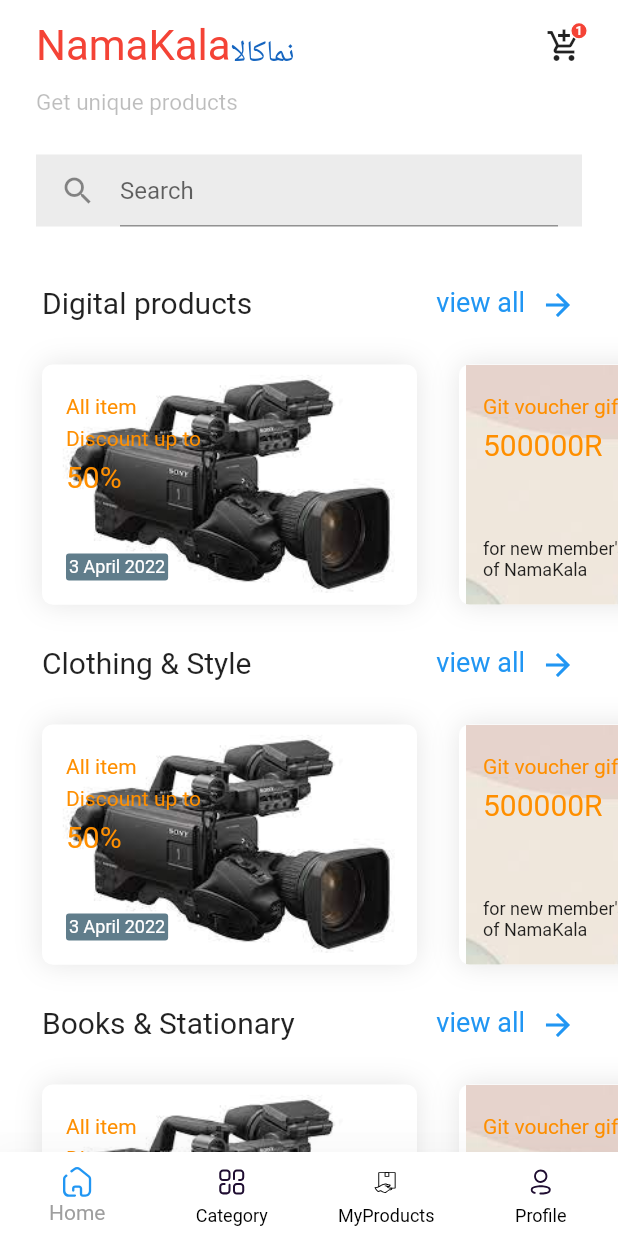
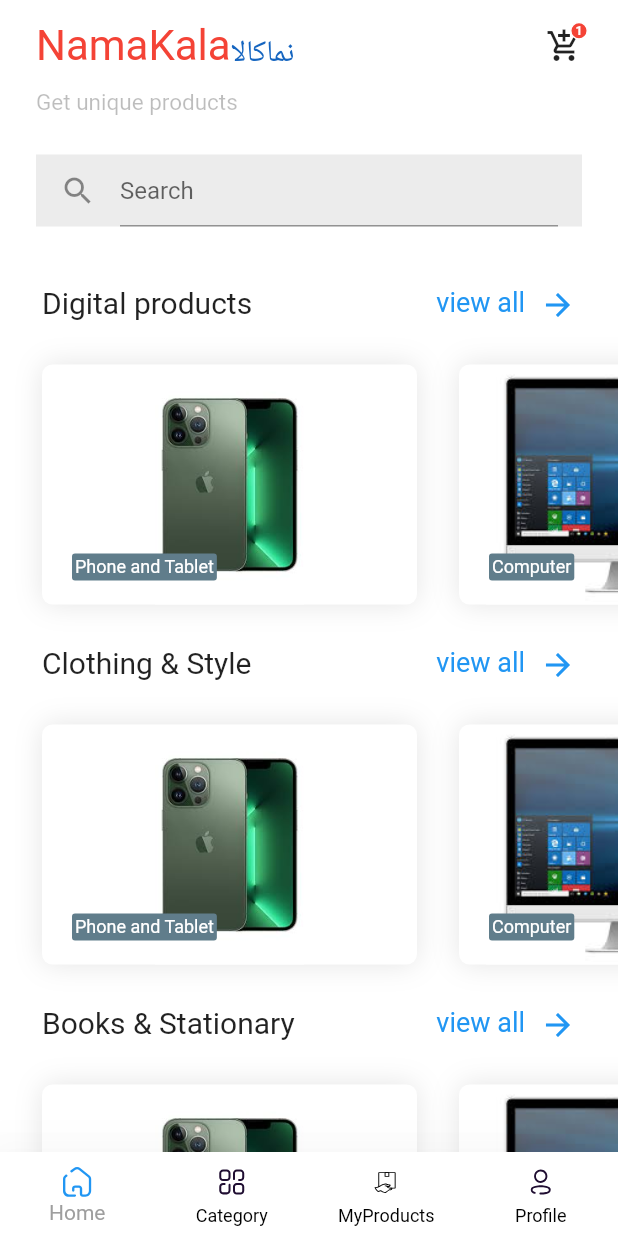
Before and after one commit to qasim12343/Online_shop, a Flutter app: the CategoryScreen screen opened by its route, on a phone screen of 412 x 824 dp. Run offline on Flutter 3.47's test engine with Material 2 defaults, Android fonts, the phone set to English and light mode, and no system bars; our stand-ins replace flutter_rating_bar, flutter_spinkit, flutter_svg, font_awesome_flutter, hexcolor.

Commit message:
Defined list for each category

```diff
--- a/lib/data/data.dart
+++ b/lib/data/data.dart
@@ -31,13 +31,81 @@ class Data{
   Category( 'assets/images/newProduct.jpg' , "New products "),
   ];
 
+  static List<Promotion> digital = [
+    Promotion(
+      tag: 'Phone and Tablet',
+      imagePath: 'assets/images/Iphone1pro.jpg',
+      list: itemsPhone
+    ),
+    Promotion(
+      tag: 'Computer',
+      imagePath: 'assets/images/mac.jpg',
+      list: itemsComputer
+    ),
+    Promotion(
+      tag: 'Camera & Equipments',
+      imagePath: 'assets/images/nikonApha11.jpg',
+      list: itemsCameras
+    ),
+  ];
+  static List<Promotion> clothing = [
+    Promotion(
+        tag: 'Phone and Tablet',
+        imagePath: 'assets/images/Iphone1pro.jpg',
+        list: itemsPhone
+    ),
+    Promotion(
+        tag: 'Computer',
+        imagePath: 'assets/images/mac.jpg',
+        list: itemsComputer
+    ),
+    Promotion(
+        tag: 'Camera & Equipments',
+        imagePath: 'assets/images/nikonApha11.jpg',
+        list: itemsCameras
+    ),
+  ];
+  static List<Promotion> book = [
+    Promotion(
+        tag: 'Phone and Tablet',
+        imagePath: 'assets/images/Iphone1pro.jpg',
+        list: itemsPhone
+    ),
+    Promotion(
+        tag: 'Computer',
+        imagePath: 'assets/images/mac.jpg',
+        list: itemsComputer
+    ),
+    Promotion(
+        tag: 'Camera & Equipments',
+        imagePath: 'assets/images/nikonApha11.jpg',
+        list: itemsCameras
+    ),
+  ];
+  static List<Promotion> sport = [
+    Promotion(
+        tag: 'Phone and Tablet',
+        imagePath: 'assets/images/Iphone1pro.jpg',
+        list: itemsPhone
+    ),
+    Promotion(
+        tag: 'Computer',
+        imagePath: 'assets/images/mac.jpg',
+        list: itemsComputer
+    ),
+    Promotion(
+        tag: 'Camera & Equipments',
+        imagePath: 'assets/images/nikonApha11.jpg',
+        list: itemsCameras
+    ),
+  ];
+
   static List<Promotion> promotions = [
     Promotion(title: 'All item \nDiscount up to',
       subtitle: '50%',
       tag: '3 April 2022',
       imagePath: 'assets/images/sonyPro.jpg',
       caption: '',
-
     ),
     Promotion(
       title: 'Git voucher gift',
@@ -48,19 +116,8 @@ class Data{
     )
   ];
 
-  // static List<String> trend = [
-  //   'assets/images/Digitals/ipadMini.jpg',
-  //   'assets/images/C.jpg',
-  // ];
-  //
-  // static List<String> bests = [
-  //   'assets/images/phone.jpg',
-  //   'assets/images/coat.jpg',
-  //   'assets/images/boots.jpg',
-  //   'assets/images/shoes.jpg'
-  // ];
 
-  static List<Item> itemsPhones = [
+  static List<Item> itemsPhone = [
     Item(originalPrice: 5500000000,
         discount: 4,
         imagePath: 'assets/images/galaxy S 21.jpg',
@@ -87,7 +144,7 @@ class Data{
     )
 
   ];
-  static List<Item> itemsComputers = [
+  static List<Item> itemsComputer = [
     Item(originalPrice: 5500000000,
         discount: 4,
         imagePath: 'assets/images/mac.jpg',
@@ -114,5 +171,32 @@ class Data{
         rating: 4.0
     )
   ];
+  static List<Item> itemsCameras = [
+    Item(originalPrice: 5500000000,
+        discount: 4,
+        imagePath: 'assets/images/nikonApha11.jpg',
+        name: 'Nikon Alpha 2020',
+        rating: 4.3
+    ),
+    Item(originalPrice: 900000000,
+        discount: 10,
+        imagePath: 'assets/images/lenseP8sony.jpg',
+        name: 'Lens P8 Sony',
+        rating: 4.5
+    ),
+    Item(originalPrice: 4000000000,
+        discount: 2,
+        imagePath: 'assets/images/canonEosR6.jpg',
+        name: 'Canon EOS R6 ',
+        rating: 4.6
+    ),
+
+    Item(originalPrice: 1000000000,
+        discount: 4,
+        imagePath: 'assets/images/omlympusProB4.jpg',
+        name: 'Olympus ProB4',
+        rating: 4.0
+    )
+  ];
 
 }
--- a/lib/data/promotion.dart
+++ b/lib/data/promotion.dart
@@ -1,15 +1,19 @@
+import 'package:shop/data/item.dart';
+
 class Promotion{
   String imagePath;
-  String? title;
-  String? subtitle;
-  String? tag;
-  String? caption;
+  String title;
+  String subtitle;
+  String tag;
+  String caption;
+  List<Item>? list ;
 
   Promotion({
-    this.title,
-    this.caption,
+    this.title = '',
+    this.caption = '',
     required this.imagePath,
-    this.subtitle,
-    this.tag,
+    this.subtitle = '',
+    this.tag = '',
+    this.list,
   });
 }
--- a/lib/main.dart
+++ b/lib/main.dart
@@ -1,7 +1,7 @@
 import 'package:flutter/material.dart';
-import 'package:shop/data/category.dart';
 import 'package:shop/pages/Category/category_screen.dart';
 import 'package:shop/pages/Category/list_screen.dart';
+import 'package:shop/pages/MyProducts.dart';
 import 'package:shop/pages/home/home_screen.dart';
 import 'package:shop/pages/loading.dart';
 import 'package:shop/pages/profile.dart';
@@ -30,10 +30,9 @@ class MyApp extends StatelessWidget {
       routes: {
         // '/': (context) => Loading(),
         '/home': (context) => HomeScreen(),
-        '/list' : (context) => ListScreen(),
         '/category' : (context) => CategoryScreen(),
         '/profile' : (context) => Profile(),
-        // '/myProducts' : (context) => MyProducts(),
+        '/myProducts' : (context) => MyProducts(),
 
       },
 
--- a/lib/pages/Category/category_screen.dart
+++ b/lib/pages/Category/category_screen.dart
@@ -1,6 +1,7 @@
 import 'package:flutter/cupertino.dart';
 import 'package:flutter/material.dart';
 import 'package:shop/data/data.dart';
+import 'package:shop/pages/Category/list_screen.dart';
 import 'package:shop/pages/home/widgets/section.dart';
 import 'package:shop/widgets/app_bottom_navigation.dart';
 import 'package:shop/pages/home/widgets/header.dart';
@@ -28,43 +29,60 @@ class _CategoryScreenState extends State<CategoryScreen> {
             children: [
               Header(),
               Section('Digital products',
-                 Data.promotions.map((e){
+                 Data.digital.map((e){
                     return PromotionCard(
                       imagePath: e.imagePath,
-                      title: e.title!,
-                      subtitle: e.subtitle!,
-                      tag: e.tag!,
-                      caption: e.caption!, onTap: () { Navigator.pushNamed(context, '/list'); },
+                      title: e.title,
+                      subtitle: e.subtitle,
+                      tag: e.tag,
+                      caption: e.caption,
+                      onTap: () {
+                        Navigator.push(context, MaterialPageRoute(
+                            builder: (context) => ListScreen(items: e.list!)));
+                      },
                     );
                   }).toList()),
               Section('Clothing & Style',
-                  Data.promotions.map((e){
+                  Data.clothing.map((e){
                     return PromotionCard(
                       imagePath: e.imagePath,
-                      title: e.title!,
-                      subtitle: e.subtitle!,
-                      tag: e.tag!,
-                      caption: e.caption!, onTap: () { Navigator.pushNamed(context, '/list'); },
+                      title: e.title,
+                      subtitle: e.subtitle,
+                      tag: e.tag,
+                      caption: e.caption,
+                      onTap: () {
+                      Navigator.push(context, MaterialPageRoute(
+                          builder: (context) => ListScreen(items: e.list!)));
+                      },
                     );
                   }).toList()),
+
               Section('Books & Stationary',
-                  Data.promotions.map((e){
+                  Data.book.map((e){
                     return PromotionCard(
                       imagePath: e.imagePath,
-                      title: e.title!,
-                      subtitle: e.subtitle!,
-                      tag: e.tag!,
-                      caption: e.caption!, onTap: () { Navigator.pushNamed(context, '/list'); },
+                      title: e.title,
+                      subtitle: e.subtitle,
+                      tag: e.tag,
+                      caption: e.caption,
+                      onTap: () {
+                        Navigator.push(context, MaterialPageRoute(
+                            builder: (context) => ListScreen(items: e.list!)));
+                      },
                     );
                   }).toList()),
               Section('Sport',
-                  Data.promotions.map((e){
+                  Data.sport.map((e){
                     return PromotionCard(
                       imagePath: e.imagePath,
-                      title: e.title!,
-                      subtitle: e.subtitle!,
-                      tag: e.tag!,
-                      caption: e.caption!, onTap: () { Navigator.pushNamed(context, '/list'); },
+                      title: e.title,
+                      subtitle: e.subtitle,
+                      tag: e.tag,
+                      caption: e.caption,
+                      onTap: () {
+                        Navigator.push(context, MaterialPageRoute(
+                            builder: (context) => ListScreen(items: e.list!)));
+                      },
                     );
                   }).toList()),
             ],
--- a/lib/pages/Category/list_screen.dart
+++ b/lib/pages/Category/list_screen.dart
@@ -7,7 +7,8 @@ import 'package:shop/widgets/app_bottom_navigation.dart';
 import 'package:shop/data/data.dart';
 
 class ListScreen extends StatefulWidget {
-  const ListScreen({Key? key}) : super(key: key);
+  List<Item> items;
+  ListScreen({Key? key, required this.items}) : super(key: key);
 
   @override
   _ListScreenState createState() => _ListScreenState();
@@ -31,7 +32,7 @@ class _ListScreenState extends State<ListScreen> {
               childAspectRatio: 0.65,
               mainAxisSpacing: 14,
               crossAxisSpacing: 14,
-              children:Data.itemsPhones.asMap().entries.map((e){
+              children: widget.items.asMap().entries.map((e){
                   return GridItem(item: e.value);
                 }).toList(),
             )
--- a/lib/pages/Category/widgets/filter_modal_bottom_sheet.dart
+++ b/lib/pages/Category/widgets/filter_modal_bottom_sheet.dart
@@ -1,6 +1,7 @@
 import 'package:flutter/cupertino.dart';
 import 'package:flutter/material.dart';
 import 'package:flutter/services.dart';
+import 'package:shop/pages/loginPage/widget/theme.dart';
 
 import 'filter_list.dart';
 
@@ -95,7 +96,7 @@ class FilterModalBottomSheet extends StatelessWidget {
               child: FilterList(
                 onSelected: (selected) => print(selected),
               ),
-            )
+            ),
 
           ],
         ),
--- a/lib/pages/Category/widgets/header_sliver.dart
+++ b/lib/pages/Category/widgets/header_sliver.dart
@@ -70,7 +70,7 @@ class _HeaderHState extends State<HeaderH> {
                   child: InkWell(
                     child: SvgPicture.asset('assets/icons/back.svg',),
                     onTap: ((){
-                      Navigator.pushNamed(context, '/home');
+                      Navigator.pop(context);
                     }),
                   ),
                 ),
--- /dev/null
+++ b/lib/pages/MyProducts.dart
@@ -0,0 +1,15 @@
+import 'package:flutter/cupertino.dart';
+
+class MyProducts extends StatefulWidget {
+  const MyProducts({Key? key}) : super(key: key);
+
+  @override
+  _MyProductsState createState() => _MyProductsState();
+}
+
+class _MyProductsState extends State<MyProducts> {
+  @override
+  Widget build(BuildContext context) {
+    return Container();
+  }
+}
--- a/lib/pages/home/home_screen.dart
+++ b/lib/pages/home/home_screen.dart
@@ -32,7 +32,7 @@ class _HomeScreenState extends State<HomeScreen> {
                   Data.categories.map((e){
                     return CategoryCard(title: e.title, imagePath: e.imagePath,
                         onTap: (){
-                          Navigator.push(context, MaterialPageRoute(builder: (context)=> ListScreen() ));
+                          // Navigator.push(context, MaterialPageRoute(builder: (context)=> ListScreen() ));
 
                         });
                   }).toList()
@@ -40,10 +40,10 @@ class _HomeScreenState extends State<HomeScreen> {
               Section('Today\'s Promo', Data.promotions.map((e){
                 return PromotionCard(
                   imagePath: e.imagePath,
-                  title: e.title!,
-                   subtitle: e.subtitle!,
-                  tag: e.tag!,
-                  caption: e.caption!, onTap: () {  },
+                  title: e.title,
+                   subtitle: e.subtitle,
+                  tag: e.tag,
+                  caption: e.caption, onTap: () {  },
                 );
               }).toList()),
               // Section('Trending Furniture ',Data.trend.map((e) => ImageCard(imagePath: e,)).toList()),
--- a/lib/widgets/promotion_card.dart
+++ b/lib/widgets/promotion_card.dart
@@ -48,7 +48,7 @@ class PromotionCard extends StatelessWidget {
             ],
             ),
             Positioned(
-                left: 0, bottom: 0,
+                left: 4, bottom: 0,
                 child: this.tag != ''
                     ? Container(
                       padding: EdgeInsets.all(2),
```
